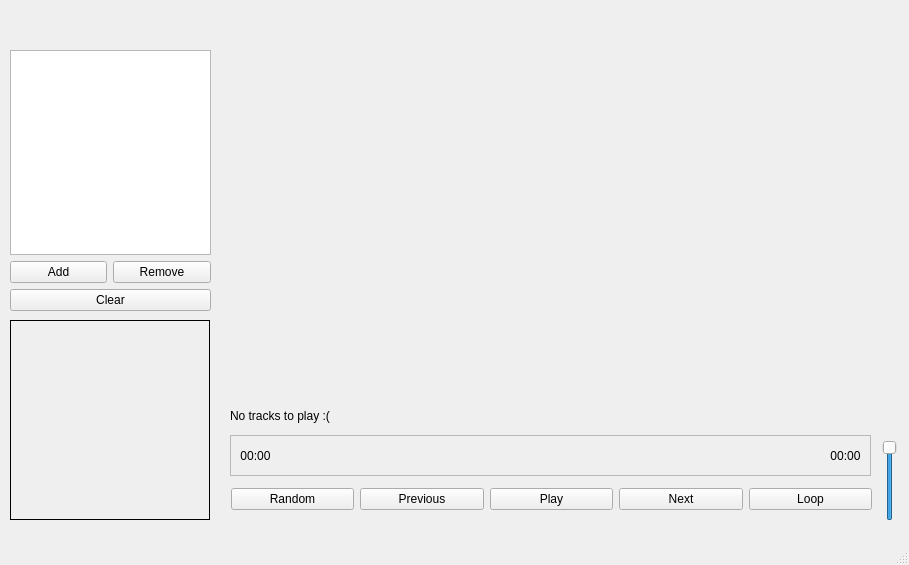
Old version of the form musicplayer.ui in the repository kvasoedd/musicplayer_kursovichok.
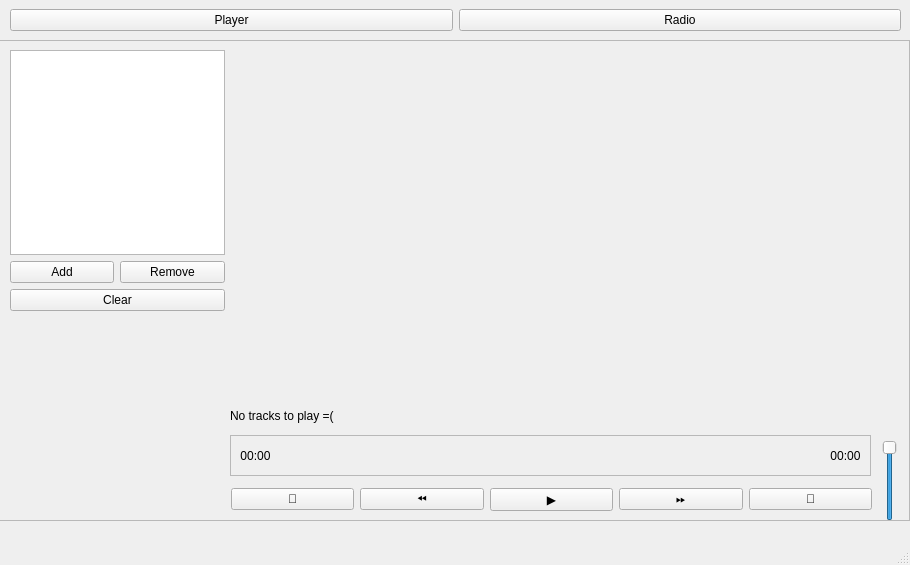
New version of the form.

The edit to the form file:
```diff
--- a/musicplayer.ui
+++ b/musicplayer.ui
@@ -6,7 +6,7 @@
    <rect>
     <x>0</x>
     <y>0</y>
-    <width>909</width>
+    <width>910</width>
     <height>565</height>
    </rect>
   </property>
@@ -27,7 +27,7 @@
      <item>
       <widget class="QPushButton" name="buttonRandom">
        <property name="text">
-        <string>Random</string>
+        <string>🔀</string>
        </property>
        <property name="checkable">
         <bool>false</bool>
@@ -52,28 +52,28 @@
      <item>
       <widget class="QPushButton" name="buttonPrevious">
        <property name="text">
-        <string>Previous</string>
+        <string>⏪</string>
        </property>
       </widget>
      </item>
      <item>
       <widget class="QPushButton" name="buttonPlayPause">
        <property name="text">
-        <string>Play</string>
+        <string>▶️</string>
        </property>
       </widget>
      </item>
      <item>
       <widget class="QPushButton" name="buttonNext">
        <property name="text">
-        <string>Next</string>
+        <string>⏩</string>
        </property>
       </widget>
      </item>
      <item>
       <widget class="QPushButton" name="buttonLoop">
        <property name="text">
-        <string>Loop</string>
+        <string>🔄</string>
        </property>
       </widget>
      </item>
@@ -103,7 +103,7 @@
      <rect>
       <x>10</x>
       <y>50</y>
-      <width>201</width>
+      <width>215</width>
       <height>261</height>
      </rect>
     </property>
@@ -147,7 +147,7 @@
      <enum>Qt::LayoutDirection::LeftToRight</enum>
     </property>
     <property name="text">
-     <string>No tracks to play :(</string>
+     <string>No tracks to play =(</string>
     </property>
     <property name="alignment">
      <set>Qt::AlignmentFlag::AlignLeading|Qt::AlignmentFlag::AlignLeft|Qt::AlignmentFlag::AlignVCenter</set>
@@ -232,6 +232,9 @@
     </widget>
    </widget>
    <widget class="QLabel" name="gifLabel">
+    <property name="enabled">
+     <bool>true</bool>
+    </property>
     <property name="geometry">
      <rect>
       <x>10</x>
@@ -241,12 +244,62 @@
      </rect>
     </property>
     <property name="frameShape">
-     <enum>QFrame::Shape::Box</enum>
+     <enum>QFrame::Shape::NoFrame</enum>
     </property>
     <property name="scaledContents">
      <bool>true</bool>
     </property>
    </widget>
+   <widget class="QWidget" name="horizontalLayoutWidget_2">
+    <property name="geometry">
+     <rect>
+      <x>10</x>
+      <y>0</y>
+      <width>891</width>
+      <height>41</height>
+     </rect>
+    </property>
+    <layout class="QHBoxLayout" name="horizontalLayout">
+     <item>
+      <widget class="QPushButton" name="playerButton">
+       <property name="text">
+        <string>Player</string>
+       </property>
+      </widget>
+     </item>
+     <item>
+      <widget class="QPushButton" name="radioButton">
+       <property name="text">
+        <string>Radio</string>
+       </property>
+      </widget>
+     </item>
+    </layout>
+   </widget>
+   <widget class="QFrame" name="pageArea">
+    <property name="geometry">
+     <rect>
+      <x>-1</x>
+      <y>40</y>
+      <width>911</width>
+      <height>481</height>
+     </rect>
+    </property>
+    <property name="frameShape">
+     <enum>QFrame::Shape::StyledPanel</enum>
+    </property>
+    <property name="frameShadow">
+     <enum>QFrame::Shadow::Raised</enum>
+    </property>
+   </widget>
+   <zorder>pageArea</zorder>
+   <zorder>horizontalLayoutWidget</zorder>
+   <zorder>volumeSlider</zorder>
+   <zorder>gridLayoutWidget</zorder>
+   <zorder>currentTrackLabel</zorder>
+   <zorder>progressFrame</zorder>
+   <zorder>gifLabel</zorder>
+   <zorder>horizontalLayoutWidget_2</zorder>
   </widget>
   <widget class="QMenuBar" name="menubar">
    <property name="geometry">
```
Left out of the diff: 22 changed lines with no effect on the pictures.
